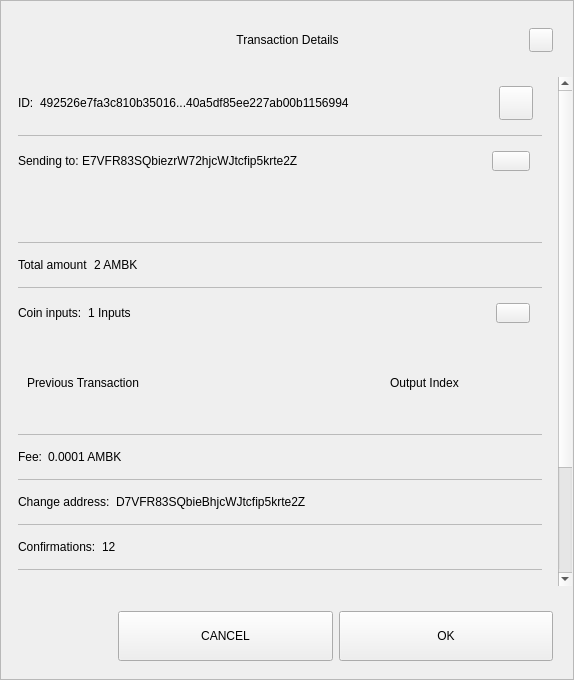
ambankcoin/Core-All-OS, file src/qt/ambankcoin/forms/sendconfirmdialog.ui: the form before one commit.
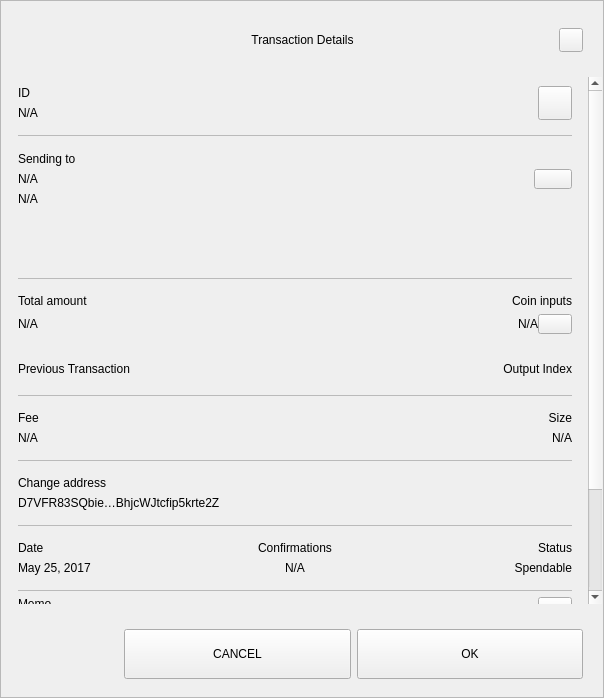
The form after the commit.

```diff
--- a/src/qt/ambankcoin/forms/sendconfirmdialog.ui
+++ b/src/qt/ambankcoin/forms/sendconfirmdialog.ui
@@ -6,8 +6,8 @@
    <rect>
     <x>0</x>
     <y>0</y>
-    <width>574</width>
-    <height>680</height>
+    <width>604</width>
+    <height>698</height>
    </rect>
   </property>
   <property name="sizePolicy">
@@ -18,7 +18,7 @@
   </property>
   <property name="minimumSize">
    <size>
-    <width>574</width>
+    <width>580</width>
     <height>500</height>
    </size>
   </property>
@@ -181,7 +181,7 @@
         <property name="minimumSize">
          <size>
           <width>0</width>
-          <height>0</height>
+          <height>450</height>
          </size>
         </property>
         <layout class="QVBoxLayout" name="verticalLayout_4">
@@ -218,8 +218,8 @@
              <rect>
               <x>0</x>
               <y>0</y>
-              <width>556</width>
-              <height>672</height>
+              <width>586</width>
+              <height>700</height>
              </rect>
             </property>
             <property name="autoFillBackground">
@@ -263,10 +263,15 @@
                 </property>
                 <item>
                  <widget class="QWidget" name="contentID" native="true">
-                  <layout class="QHBoxLayout" name="horizontalLayout_12" stretch="0,1,0">
+                  <layout class="QHBoxLayout" name="horizontalLayout_12" stretch="0,0">
                    <property name="leftMargin">
                     <number>0</number>
                    </property>
+                   <property name="rightMargin">
+                    <number>0</number>
+                   </property>
+                   <item>
+                    <layout class="QVBoxLayout" name="contentID_int">
                    <item>
                     <widget class="QLabel" name="labelId">
                      <property name="maximumSize">
@@ -276,16 +281,18 @@
                       </size>
                      </property>
                      <property name="text">
-                      <string>ID:</string>
+                        <string>ID</string>
                      </property>
                     </widget>
                    </item>
                    <item>
                     <widget class="QLabel" name="textId">
                      <property name="text">
-                      <string>492526e7fa3c810b35016...40a5df85ee227ab00b1156994</string>
-                     </property>
-                    </widget>
+                        <string notr="true">N/A</string>
+                       </property>
+                      </widget>
+                     </item>
+                    </layout>
                    </item>
                    <item>
                     <widget class="QPushButton" name="pushCopy">
@@ -335,16 +342,36 @@
                  </widget>
                 </item>
                 <item>
-                 <widget class="QWidget" name="contentOutputs" native="true">
-                  <layout class="QHBoxLayout" name="horizontalLayout_11" stretch="0,3,0">
+                 <widget class="QWidget" name="contentOutputsLabel" native="true">
+                  <layout class="QHBoxLayout" name="horizontalLayout_11" stretch="0,0">
                    <property name="spacing">
+                    <number>6</number>
+                   </property>
+                   <property name="leftMargin">
                     <number>0</number>
                    </property>
+                   <property name="topMargin">
+                    <number>9</number>
+                   </property>
+                   <property name="rightMargin">
+                    <number>0</number>
+                   </property>
+                   <property name="bottomMargin">
+                    <number>9</number>
+                   </property>
+                   <item>
+                    <layout class="QVBoxLayout" name="contentOutputsLabel_int">
                    <property name="leftMargin">
                     <number>0</number>
                    </property>
+                     <property name="topMargin">
+                      <number>1</number>
+                     </property>
                    <property name="rightMargin">
-                    <number>12</number>
+                      <number>6</number>
+                     </property>
+                     <property name="bottomMargin">
+                      <number>1</number>
                    </property>
                    <item>
                     <widget class="QLabel" name="labelSend">
@@ -355,16 +382,43 @@
                       </size>
                      </property>
                      <property name="text">
-                      <string>Sending to: </string>
+                        <string>Sending to</string>
+                       </property>
+                      </widget>
+                     </item>
+                     <item>
+                      <widget class="QWidget" name="widget" native="true">
+                       <layout class="QVBoxLayout" name="verticalLayout_6">
+                        <property name="leftMargin">
+                         <number>0</number>
+                        </property>
+                        <property name="topMargin">
+                         <number>0</number>
+                        </property>
+                        <property name="rightMargin">
+                         <number>0</number>
+                        </property>
+                        <property name="bottomMargin">
+                         <number>0</number>
+                        </property>
+                        <item>
+                         <widget class="QLabel" name="textSendLabel">
+                          <property name="text">
+                           <string notr="true">N/A</string>
                      </property>
                     </widget>
                    </item>
                    <item>
                     <widget class="QLabel" name="textSend">
                      <property name="text">
-                      <string>E7VFR83SQbiezrW72hjcWJtcfip5krte2Z </string>
-                     </property>
-                    </widget>
+                           <string notr="true">N/A</string>
+                          </property>
+                         </widget>
+                        </item>
+                       </layout>
+                      </widget>
+                     </item>
+                    </layout>
                    </item>
                    <item>
                     <widget class="QPushButton" name="pushOutputs">
@@ -415,7 +469,7 @@
                     <rect>
                      <x>0</x>
                      <y>0</y>
-                     <width>522</width>
+                     <width>552</width>
                      <height>48</height>
                     </rect>
                    </property>
@@ -444,12 +498,31 @@
                  </widget>
                 </item>
                 <item>
-                 <widget class="QWidget" name="contentAmount" native="true">
-                  <layout class="QHBoxLayout" name="horizontalLayout_4" stretch="0,1">
+                 <widget class="QWidget" name="gridAmounts" native="true">
+                  <layout class="QGridLayout" name="contentAmountInputs">
                    <property name="leftMargin">
                     <number>0</number>
                    </property>
-                   <item>
+                   <property name="topMargin">
+                    <number>9</number>
+                   </property>
+                   <property name="rightMargin">
+                    <number>0</number>
+                   </property>
+                   <property name="bottomMargin">
+                    <number>9</number>
+                   </property>
+                   <property name="horizontalSpacing">
+                    <number>12</number>
+                   </property>
+                   <item row="1" column="0">
+                    <widget class="QLabel" name="textAmount">
+                     <property name="text">
+                      <string notr="true">N/A</string>
+                     </property>
+                    </widget>
+                   </item>
+                   <item row="0" column="0">
                     <widget class="QLabel" name="labelAmount">
                      <property name="maximumSize">
                       <size>
@@ -462,42 +535,7 @@
                      </property>
                     </widget>
                    </item>
-                   <item>
-                    <widget class="QLabel" name="textAmount">
-                     <property name="text">
-                      <string>2 AMBK</string>
-                     </property>
-                    </widget>
-                   </item>
-                  </layout>
-                 </widget>
-                </item>
-                <item>
-                 <widget class="QLabel" name="labelDivider6">
-                  <property name="maximumSize">
-                   <size>
-                    <width>16777215</width>
-                    <height>1</height>
-                   </size>
-                  </property>
-                  <property name="styleSheet">
-                   <string notr="true">background-color:#bababa;</string>
-                  </property>
-                  <property name="text">
-                   <string/>
-                  </property>
-                 </widget>
-                </item>
-                <item>
-                 <widget class="QWidget" name="contentInputs" native="true">
-                  <layout class="QHBoxLayout" name="horizontalLayout" stretch="0,2,0">
-                   <property name="leftMargin">
-                    <number>0</number>
-                   </property>
-                   <property name="rightMargin">
-                    <number>12</number>
-                   </property>
-                   <item>
+                   <item row="0" column="3">
                     <widget class="QLabel" name="labelInputs">
                      <property name="sizePolicy">
                       <sizepolicy hsizetype="Minimum" vsizetype="Preferred">
@@ -512,14 +550,22 @@
                       </size>
                      </property>
                      <property name="text">
-                      <string>Coin inputs:</string>
+                      <string>Coin inputs</string>
+                     </property>
+                     <property name="alignment">
+                      <set>Qt::AlignRight|Qt::AlignTrailing|Qt::AlignVCenter</set>
                      </property>
                     </widget>
                    </item>
+                   <item row="1" column="3">
+                    <layout class="QHBoxLayout" name="horizontalLayout">
                    <item>
                     <widget class="QLabel" name="textInputs">
                      <property name="text">
-                      <string>1 Inputs</string>
+                        <string notr="true">N/A</string>
+                       </property>
+                       <property name="alignment">
+                        <set>Qt::AlignRight|Qt::AlignTrailing|Qt::AlignVCenter</set>
                      </property>
                     </widget>
                    </item>
@@ -534,6 +580,9 @@
                      <property name="focusPolicy">
                       <enum>Qt::NoFocus</enum>
                      </property>
+                       <property name="layoutDirection">
+                        <enum>Qt::LeftToRight</enum>
+                       </property>
                      <property name="styleSheet">
                       <string notr="true"/>
                      </property>
@@ -543,9 +592,11 @@
                     </widget>
                    </item>
                   </layout>
+                   </item>
+                  </layout>
                  </widget>
                 </item>
-                <item>
+                <item alignment="Qt::AlignTop">
                  <widget class="QFrame" name="gridInputs">
                   <property name="sizePolicy">
                    <sizepolicy hsizetype="Preferred" vsizetype="MinimumExpanding">
@@ -556,16 +607,44 @@
                   <property name="minimumSize">
                    <size>
                     <width>0</width>
-                    <height>90</height>
+                    <height>40</height>
                    </size>
                   </property>
-                  <layout class="QGridLayout" name="gridLayoutInput" columnstretch="5,2" rowminimumheight="0">
+                  <property name="lineWidth">
+                   <number>0</number>
+                  </property>
+                  <layout class="QGridLayout" name="gridLayoutInput" columnstretch="5,0">
                    <property name="sizeConstraint">
                     <enum>QLayout::SetMaximumSize</enum>
                    </property>
+                   <property name="leftMargin">
+                    <number>0</number>
+                   </property>
+                   <property name="rightMargin">
+                    <number>0</number>
+                   </property>
                    <property name="verticalSpacing">
                     <number>0</number>
                    </property>
+                   <item row="0" column="1">
+                    <widget class="QLabel" name="labelOutputIndex">
+                     <property name="layoutDirection">
+                      <enum>Qt::LeftToRight</enum>
+                     </property>
+                     <property name="text">
+                      <string>Output Index</string>
+                     </property>
+                     <property name="textFormat">
+                      <enum>Qt::AutoText</enum>
+                     </property>
+                     <property name="alignment">
+                      <set>Qt::AlignRight|Qt::AlignTrailing|Qt::AlignVCenter</set>
+                     </property>
+                     <property name="margin">
+                      <number>0</number>
+                     </property>
+                    </widget>
+                   </item>
                    <item row="0" column="0" alignment="Qt::AlignLeft">
                     <widget class="QLabel" name="labelTitlePrevTx">
                      <property name="text">
@@ -573,16 +652,6 @@
                      </property>
                     </widget>
                    </item>
-                   <item row="0" column="1" alignment="Qt::AlignLeft">
-                    <widget class="QLabel" name="labelOutputIndex">
-                     <property name="text">
-                      <string>Output Index</string>
-                     </property>
-                     <property name="alignment">
-                      <set>Qt::AlignCenter</set>
-                     </property>
-                    </widget>
-                   </item>
                   </layout>
                  </widget>
                 </item>
@@ -603,9 +672,19 @@
                  </widget>
                 </item>
                 <item>
-                 <widget class="QWidget" name="contentFee" native="true">
-                  <layout class="QHBoxLayout" name="horizontalLayout_7" stretch="0,1">
-                   <property name="leftMargin">
+                 <layout class="QHBoxLayout" name="contentFeeSize">
+                  <property name="topMargin">
+                   <number>9</number>
+                  </property>
+                  <property name="bottomMargin">
+                   <number>9</number>
+                  </property>
+                  <item>
+                   <layout class="QVBoxLayout" name="contentFee">
+                    <property name="topMargin">
+                     <number>0</number>
+                    </property>
+                    <property name="bottomMargin">
                     <number>0</number>
                    </property>
                    <item>
@@ -617,22 +696,64 @@
                       </size>
                      </property>
                      <property name="text">
-                      <string>Fee:</string>
+                       <string>Fee</string>
                      </property>
                     </widget>
                    </item>
                    <item>
                     <widget class="QLabel" name="textFee">
                      <property name="text">
-                      <string>0.0001 AMBK</string>
+                       <string notr="true">N/A</string>
                      </property>
                     </widget>
                    </item>
                   </layout>
+                  </item>
+                  <item>
+                   <widget class="QWidget" name="contentSize" native="true">
+                    <layout class="QVBoxLayout" name="contentSize_layout">
+                     <property name="topMargin">
+                      <number>0</number>
+                     </property>
+                     <property name="rightMargin">
+                      <number>0</number>
+                     </property>
+                     <property name="bottomMargin">
+                      <number>0</number>
+                     </property>
+                     <item>
+                      <widget class="QLabel" name="labelSize">
+                       <property name="maximumSize">
+                        <size>
+                         <width>16777215</width>
+                         <height>16777215</height>
+                        </size>
+                       </property>
+                       <property name="text">
+                        <string>Size</string>
+                       </property>
+                       <property name="alignment">
+                        <set>Qt::AlignRight|Qt::AlignTrailing|Qt::AlignVCenter</set>
+                       </property>
                  </widget>
                 </item>
                 <item>
-                 <widget class="QLabel" name="labelDivider2">
+                      <widget class="QLabel" name="textSize">
+                       <property name="text">
+                        <string notr="true">N/A</string>
+                       </property>
+                       <property name="alignment">
+                        <set>Qt::AlignRight|Qt::AlignTrailing|Qt::AlignVCenter</set>
+                       </property>
+                      </widget>
+                     </item>
+                    </layout>
+                   </widget>
+                  </item>
+                 </layout>
+                </item>
+                <item>
+                 <widget class="QLabel" name="labelDividerFeeSize">
                   <property name="maximumSize">
                    <size>
                     <width>16777215</width>
@@ -649,10 +770,19 @@
                 </item>
                 <item>
                  <widget class="QWidget" name="contentChangeAddress" native="true">
-                  <layout class="QHBoxLayout" name="horizontalLayout_6" stretch="0,1">
+                  <layout class="QVBoxLayout" name="contentChangeAddress_layout">
                    <property name="leftMargin">
                     <number>0</number>
                    </property>
+                   <property name="topMargin">
+                    <number>9</number>
+                   </property>
+                   <property name="rightMargin">
+                    <number>0</number>
+                   </property>
+                   <property name="bottomMargin">
+                    <number>9</number>
+                   </property>
                    <item>
                     <widget class="QLabel" name="labelChange">
                      <property name="maximumSize">
@@ -662,14 +792,14 @@
                       </size>
                      </property>
                      <property name="text">
-                      <string>Change address:</string>
+                      <string>Change address</string>
                      </property>
                     </widget>
                    </item>
                    <item>
                     <widget class="QLabel" name="textChange">
                      <property name="text">
-                      <string>D7VFR83SQbieBhjcWJtcfip5krte2Z </string>
+                      <string>D7VFR83SQbie…BhjcWJtcfip5krte2Z </string>
                      </property>
                     </widget>
                    </item>
@@ -693,12 +823,25 @@
                  </widget>
                 </item>
                 <item>
-                 <widget class="QWidget" name="contentConfirmations" native="true">
-                  <layout class="QHBoxLayout" name="horizontalLayout_8" stretch="0,1">
+                 <widget class="QWidget" name="gridConfDateStatus" native="true">
+                  <layout class="QGridLayout" name="contentConfDateStatus">
                    <property name="leftMargin">
                     <number>0</number>
                    </property>
-                   <item>
+                   <property name="rightMargin">
+                    <number>0</number>
+                   </property>
+                   <item row="1" column="3">
+                    <widget class="QLabel" name="textStatus">
+                     <property name="text">
+                      <string>Spendable</string>
+                     </property>
+                     <property name="alignment">
+                      <set>Qt::AlignRight|Qt::AlignTrailing|Qt::AlignVCenter</set>
+                     </property>
+                    </widget>
+                   </item>
+                   <item row="0" column="1">
                     <widget class="QLabel" name="labelConfirmations">
                      <property name="maximumSize">
                       <size>
@@ -707,88 +850,40 @@
                       </size>
                      </property>
                      <property name="text">
-                      <string>Confirmations:</string>
+                      <string>Confirmations</string>
                      </property>
+                     <property name="alignment">
+                      <set>Qt::AlignCenter</set>
+                     </property>
                     </widget>
                    </item>
-                   <item>
+                   <item row="0" column="3">
+                    <widget class="QLabel" name="labelStatus">
+                     <property name="maximumSize">
+                      <size>
+                       <width>16777215</width>
+                       <height>16777215</height>
+                      </size>
+                     </property>
+                     <property name="text">
+                      <string>Status</string>
+                     </property>
+                     <property name="alignment">
+                      <set>Qt::AlignRight|Qt::AlignTrailing|Qt::AlignVCenter</set>
+                     </property>
+                    </widget>
+                   </item>
+                   <item row="1" column="1">
                     <widget class="QLabel" name="textConfirmations">
                      <property name="text">
-                      <string>12</string>
+                      <string notr="true">N/A</string>
                      </property>
-                    </widget>
-                   </item>
-                  </layout>
-                 </widget>
-                </item>
-                <item>
-                 <widget class="QLabel" name="labelDivider7">
-                  <property name="maximumSize">
-                   <size>
-                    <width>16777215</width>
-                    <height>1</height>
-                   </size>
-                  </property>
-                  <property name="styleSheet">
-                   <string notr="true">background-color:#bababa;</string>
-                  </property>
-                  <property name="text">
-                   <string/>
-                  </property>
-                 </widget>
-                </item>
-                <item>
-                 <widget class="QWidget" name="contentSize" native="true">
-                  <layout class="QHBoxLayout" name="horizontalLayout_9" stretch="0,1">
-                   <property name="leftMargin">
-                    <number>0</number>
-                   </property>
-                   <item>
-                    <widget class="QLabel" name="labelSize">
-                     <property name="maximumSize">
-                      <size>
-                       <width>16777215</width>
-                       <height>16777215</height>
-                      </size>
-                     </property>
-                     <property name="text">
-                      <string>Size:</string>
-                     </property>
-                    </widget>
-                   </item>
-                   <item>
-                    <widget class="QLabel" name="textSize">
-                     <property name="text">
-                      <string>2 kB</string>
-                     </property>
-                    </widget>
-                   </item>
-                  </layout>
-                 </widget>
-                </item>
-                <item>
-                 <widget class="QLabel" name="labelDivider3">
-                  <property name="maximumSize">
-                   <size>
-                    <width>16777215</width>
-                    <height>1</height>
-                   </size>
-                  </property>
-                  <property name="styleSheet">
-                   <string notr="true">background-color:#bababa;</string>
-                  </property>
-                  <property name="text">
-                   <string/>
-                  </property>
-                 </widget>
-                </item>
-                <item>
-                 <widget class="QWidget" name="contentDate" native="true">
-                  <layout class="QHBoxLayout" name="horizontalLayout_5" stretch="0,1">
-                   <property name="leftMargin">
-                    <number>0</number>
-                   </property>
-                   <item>
+                     <property name="alignment">
+                      <set>Qt::AlignCenter</set>
+                     </property>
+                    </widget>
+                   </item>
+                   <item row="0" column="0">
                     <widget class="QLabel" name="labelDate">
                      <property name="maximumSize">
                       <size>
@@ -797,15 +892,21 @@
                       </size>
                      </property>
                      <property name="text">
-                      <string>Date:</string>
+                      <string>Date</string>
+                     </property>
+                     <property name="alignment">
+                      <set>Qt::AlignLeading|Qt::AlignLeft|Qt::AlignVCenter</set>
                      </property>
                     </widget>
                    </item>
-                   <item>
+                   <item row="1" column="0">
                     <widget class="QLabel" name="textDate">
                      <property name="text">
                       <string>May 25, 2017</string>
                      </property>
+                     <property name="alignment">
+                      <set>Qt::AlignLeading|Qt::AlignLeft|Qt::AlignVCenter</set>
+                     </property>
                     </widget>
                    </item>
                   </layout>
@@ -828,13 +929,30 @@
                  </widget>
                 </item>
                 <item>
-                 <widget class="QWidget" name="contentStatus" native="true">
-                  <layout class="QHBoxLayout" name="horizontalLayout_10" stretch="0,1">
+                 <widget class="QWidget" name="contentMemo" native="true">
+                  <layout class="QVBoxLayout" name="contentMemo_layout">
+                   <property name="spacing">
+                    <number>0</number>
+                   </property>
                    <property name="leftMargin">
                     <number>0</number>
                    </property>
+                   <property name="topMargin">
+                    <number>0</number>
+                   </property>
+                   <property name="rightMargin">
+                    <number>0</number>
+                   </property>
+                   <property name="bottomMargin">
+                    <number>0</number>
+                   </property>
                    <item>
-                    <widget class="QLabel" name="labelStatus">
+                    <layout class="QHBoxLayout" name="horizontalLayout_2">
+                     <property name="spacing">
+                      <number>0</number>
+                     </property>
+                     <item>
+                      <widget class="QLabel" name="labelMemo">
                      <property name="maximumSize">
                       <size>
                        <width>16777215</width>
@@ -842,18 +960,85 @@
                       </size>
                      </property>
                      <property name="text">
-                      <string>Status:</string>
-                     </property>
+                        <string>Memo</string>
+                       </property>
+                       <property name="alignment">
+                        <set>Qt::AlignLeading|Qt::AlignLeft|Qt::AlignTop</set>
+                       </property>
                     </widget>
                    </item>
                    <item>
-                    <widget class="QLabel" name="textStatus">
+                      <widget class="QPushButton" name="pushCopyMemo">
+                       <property name="minimumSize">
+                        <size>
+                         <width>34</width>
+                         <height>34</height>
+                        </size>
+                       </property>
+                       <property name="maximumSize">
+                        <size>
+                         <width>34</width>
+                         <height>34</height>
+                        </size>
+                       </property>
+                       <property name="focusPolicy">
+                        <enum>Qt::NoFocus</enum>
+                       </property>
                      <property name="text">
-                      <string>Spendable</string>
-                     </property>
+                        <string/>
+                       </property>
+                       <property name="iconSize">
+                        <size>
+                         <width>18</width>
+                         <height>18</height>
+                        </size>
+                       </property>
                     </widget>
                    </item>
                   </layout>
+                   </item>
+                   <item>
+                    <widget class="QPlainTextEdit" name="textMemo">
+                     <property name="sizePolicy">
+                      <sizepolicy hsizetype="Expanding" vsizetype="MinimumExpanding">
+                       <horstretch>0</horstretch>
+                       <verstretch>0</verstretch>
+                      </sizepolicy>
+                     </property>
+                     <property name="verticalScrollBarPolicy">
+                      <enum>Qt::ScrollBarAsNeeded</enum>
+                     </property>
+                     <property name="horizontalScrollBarPolicy">
+                      <enum>Qt::ScrollBarAlwaysOff</enum>
+                     </property>
+                     <property name="sizeAdjustPolicy">
+                      <enum>QAbstractScrollArea::AdjustToContents</enum>
+                     </property>
+                     <property name="undoRedoEnabled">
+                      <bool>false</bool>
+                     </property>
+                     <property name="readOnly">
+                      <bool>true</bool>
+                     </property>
+                    </widget>
+                   </item>
+                  </layout>
+                 </widget>
+                </item>
+                <item>
+                 <widget class="QLabel" name="labelDividerMemo">
+                  <property name="maximumSize">
+                   <size>
+                    <width>16777215</width>
+                    <height>1</height>
+                   </size>
+                  </property>
+                  <property name="styleSheet">
+                   <string notr="true">background-color:#bababa;</string>
+                  </property>
+                  <property name="text">
+                   <string/>
+                  </property>
                  </widget>
                 </item>
                 <item>
```
Left out of the diff: 10 changed lines with no effect on the pictures. Lines whose indentation alone changed are shown as unchanged.
